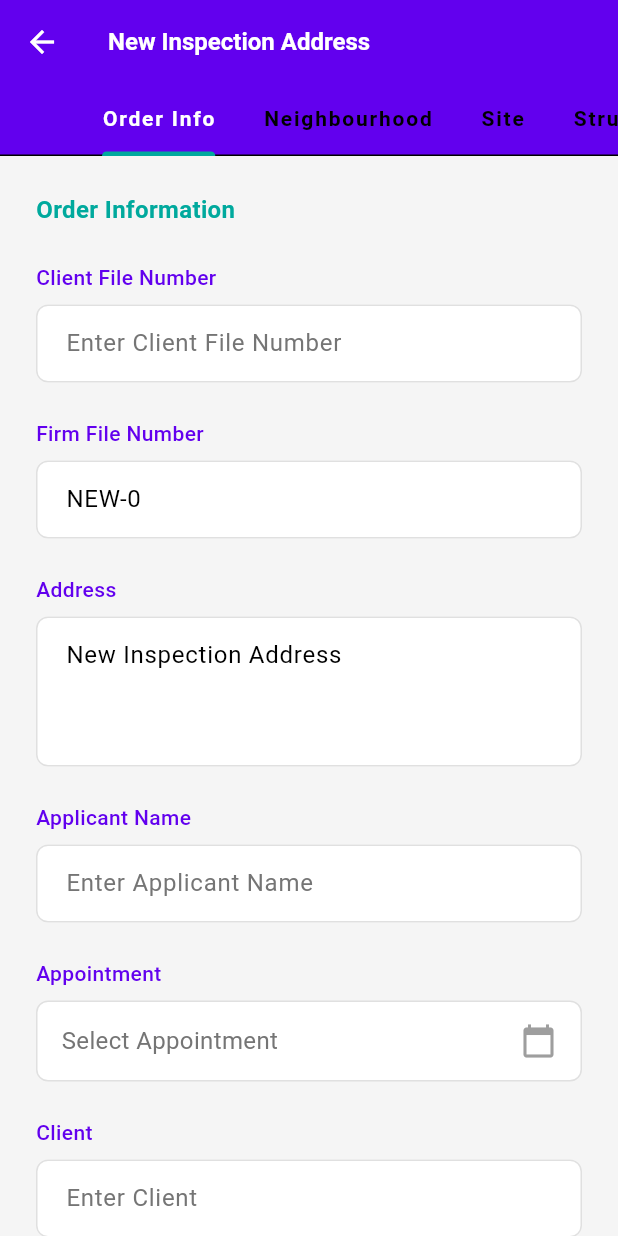
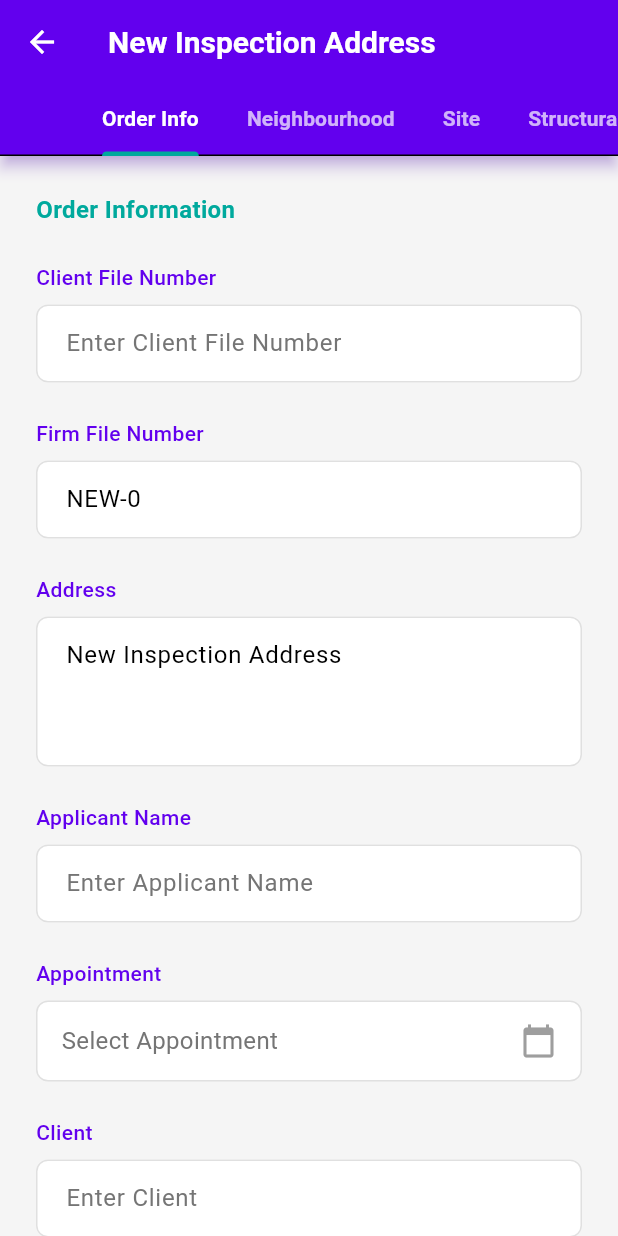
Before and after one commit to jerun276/Accurity, a Flutter app: the screen it shows once a user with an empty profile is signed in, after a tap on the "add" icon, on a phone screen of 412 x 824 dp. Run offline on Flutter 3.47's test engine with Material 3 defaults, Android fonts, the phone set to English and light mode, and no system bars; our stand-ins replace bloc, cached_network_image, connectivity_plus, equatable, flutter_bloc, flutter_image_compress and 6 more; missing offline and left inert: syncfusion_flutter_signaturepad; accounts and stored records are empty; network calls fail.

Commit message:
Order Details page UI improved

```diff
--- a/lib/view/order_details/order_details_view.dart
+++ b/lib/view/order_details/order_details_view.dart
@@ -89,22 +89,45 @@ class OrderDetailsPage extends StatelessWidget {
           final shouldPop = await showDialog<bool>(
             context: context,
             builder: (context) => AlertDialog(
-              title: const Text('Exit Inspection?'),
-              content: const Text(
+              shape: RoundedRectangleBorder(
+                borderRadius: BorderRadius.circular(16.0), // Rounded corners
+              ),
+              backgroundColor: AppColors.surface,
+              title: Text(
+                'Exit Inspection?',
+                style: AppTextStyles.listItemTitle.copyWith(
+                  fontSize: 20,
+                  color: AppColors.textPrimary,
+                ),
+              ),
+              content: Text(
                 'All changes have been saved automatically. Do you want to go back to the order list?',
+                style: AppTextStyles.listItemSubtitle,
               ),
               actions: [
                 SyncStatusIndicator(),
                 TextButton(
                   onPressed: () => Navigator.pop(context, false),
-                  child: const Text('Stay'),
+                  child: Text(
+                    'Stay',
+                    style: AppTextStyles.button.copyWith(
+                      color: AppColors.primary,
+                      letterSpacing: 0,
+                    ),
+                  ),
                 ),
                 TextButton(
                   onPressed: () {
                     syncService.syncUnsyncedOrders();
                     Navigator.pop(context, true);
                   },
-                  child: const Text('Exit & Sync'),
+                  child: Text(
+                    'Exit & Sync',
+                    style: AppTextStyles.button.copyWith(
+                      color: AppColors.accent,
+                      letterSpacing: 0,
+                    ),
+                  ),
                 ),
               ],
             ),
@@ -112,22 +135,43 @@ class OrderDetailsPage extends StatelessWidget {
           return shouldPop ?? false;
         },
         child: Scaffold(
+          backgroundColor: AppColors.background,
           appBar: AppBar(
+            backgroundColor: AppColors.primary,
+            elevation: 4.0,
+            shadowColor: AppColors.primary.withOpacity(0.5),
+            iconTheme: const IconThemeData(color: AppColors.textOnPrimary),
             title: BlocBuilder<OrderDetailsBloc, OrderDetailsState>(
               builder: (context, state) {
                 if (state is OrderDetailsLoaded) {
                   return Text(
                     state.order.address ?? 'Inspection Details',
+                    style: AppTextStyles.sectionHeader.copyWith(
+                      color: AppColors.textOnPrimary,
+                      fontSize: 20, // Slightly smaller to fit with tabs
+                      fontWeight: FontWeight.w700,
+                    ),
                     overflow: TextOverflow.ellipsis,
                   );
                 }
-                return const Text('Inspection Details');
+                return const Text(
+                  'Inspection Details',
+                  style: AppTextStyles.sectionHeader,
+                );
               },
             ),
             bottom: TabBar(
               isScrollable: true,
               indicatorColor: AppColors.accent,
-              labelStyle: AppTextStyles.button.copyWith(fontSize: 14),
+              labelColor:
+                  AppColors.textOnPrimary, // Color of the selected tab label
+              unselectedLabelColor: AppColors.textOnPrimary.withOpacity(
+                0.7,
+              ), // Color of unselected labels
+              labelStyle: AppTextStyles.listItemSubtitle.copyWith(
+                fontWeight: FontWeight.w600, // Make the labels semi-bold
+                fontSize: 14,
+              ),
               tabs: _sectionTitles.map((title) => Tab(text: title)).toList(),
             ),
           ),
@@ -135,7 +179,9 @@ class OrderDetailsPage extends StatelessWidget {
             builder: (context, state) {
               if (state is OrderDetailsLoading ||
                   state is OrderDetailsInitial) {
-                return const Center(child: CircularProgressIndicator());
+                return const Center(
+                  child: CircularProgressIndicator(color: AppColors.primary),
+                );
               }
               if (state is OrderDetailsError) {
                 return Center(child: Text(state.message));
```
